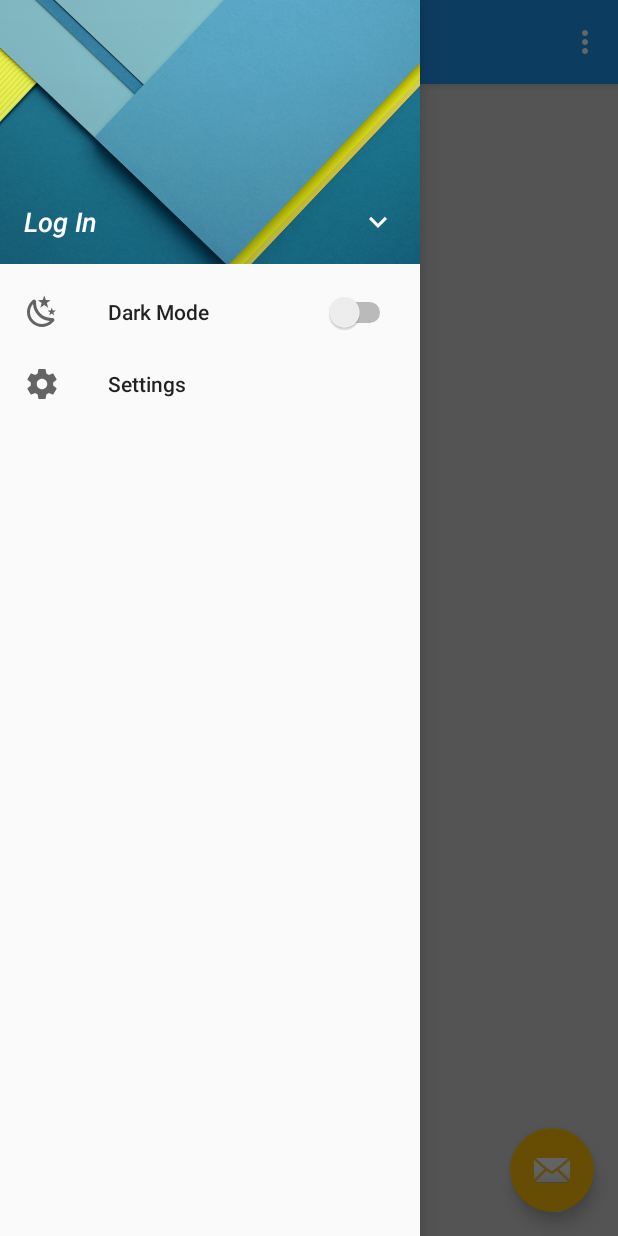
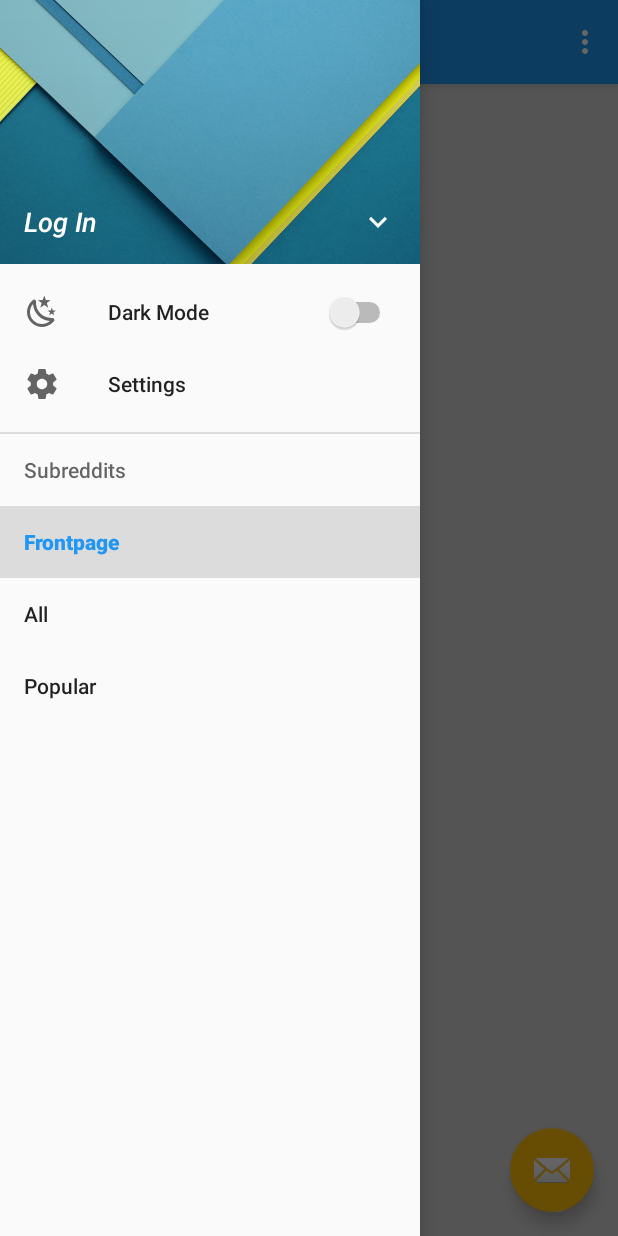
Before and after one commit to justinqle/Refresh, an Android app: the screen it shows after launch (MainActivity), with the side drawer open, on a phone screen of 412 x 824 dp. Run offline under Robolectric (Android 15) with nearby library versions, the phone set to English and light mode, and no system bars; libraries missing offline, so code that uses them is left out: android.arch.paging, jp.wasabeef.recyclerview; network calls fail; pictures from the network do not load; 3 statements that could not run were skipped.

Commit message:
Default nav submenu item checked and generic items

```diff
--- a/app/src/main/java/com/justinqle/refresh/activities/MainActivity.java
+++ b/app/src/main/java/com/justinqle/refresh/activities/MainActivity.java
@@ -158,6 +158,7 @@ public class MainActivity extends AppCompatActivity implements NavigationView.On
         }
 
         // Add Subreddits to NavigationView submenu (default for logged out, user-specific for logged in)
+        // TODO: Clicking on Navigation SubMenu items initially isn't smooth
         Menu menu = navigationView.getMenu();
         MenuItem menuItem = menu.getItem(menu.size() - 1);
         subMenu = menuItem.getSubMenu();
@@ -183,6 +184,8 @@ public class MainActivity extends AppCompatActivity implements NavigationView.On
                 t.printStackTrace();
             }
         });
+        // Set the default submenu item ("frontpage") to be selected
+        navigationView.setCheckedItem(R.id.default_page);
 
         // RecyclerView
         RecyclerView mRecyclerView = findViewById(R.id.my_recycler_view);
--- a/app/src/main/res/menu/navigation.xml
+++ b/app/src/main/res/menu/navigation.xml
@@ -24,6 +24,13 @@
 
     <item android:title="@string/subreddits">
         <menu>
+            <group android:checkableBehavior="single">
+                <item
+                    android:id="@+id/default_page"
+                    android:title="@string/frontpage" />
+                <item android:title="@string/all" />
+                <item android:title="@string/popular" />
+            </group>
         </menu>
     </item>
 
--- a/app/src/main/res/values/strings.xml
+++ b/app/src/main/res/values/strings.xml
@@ -20,4 +20,7 @@
     <string name="subreddits">Subreddits</string>
     <string name="comments">%1$d comments</string>
     <string name="dropdown">Dropdown button</string>
+    <string name="frontpage">Frontpage</string>
+    <string name="all">All</string>
+    <string name="popular">Popular</string>
 </resources>
```
